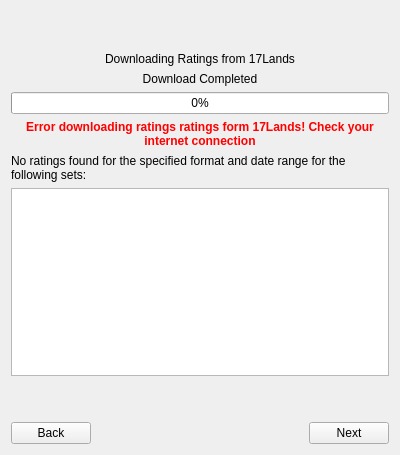
This is src/downloadprogresspage.ui in VSRonin/17Helper as Qt 5 draws it before an edit. The edited form follows.
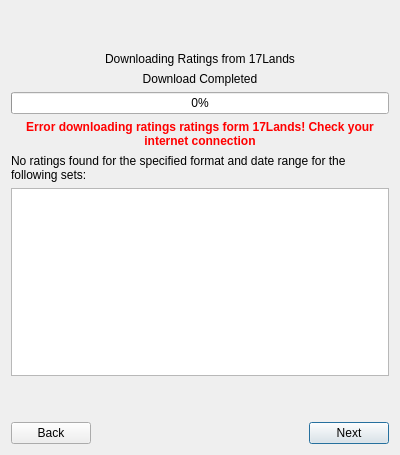
This is the edited form.

What changed in the file:
```diff
--- a/src/downloadprogresspage.ui
+++ b/src/downloadprogresspage.ui
@@ -166,6 +166,9 @@
        <property name="text">
         <string>Next</string>
        </property>
+       <property name="default">
+        <bool>true</bool>
+       </property>
       </widget>
      </item>
     </layout>
```
